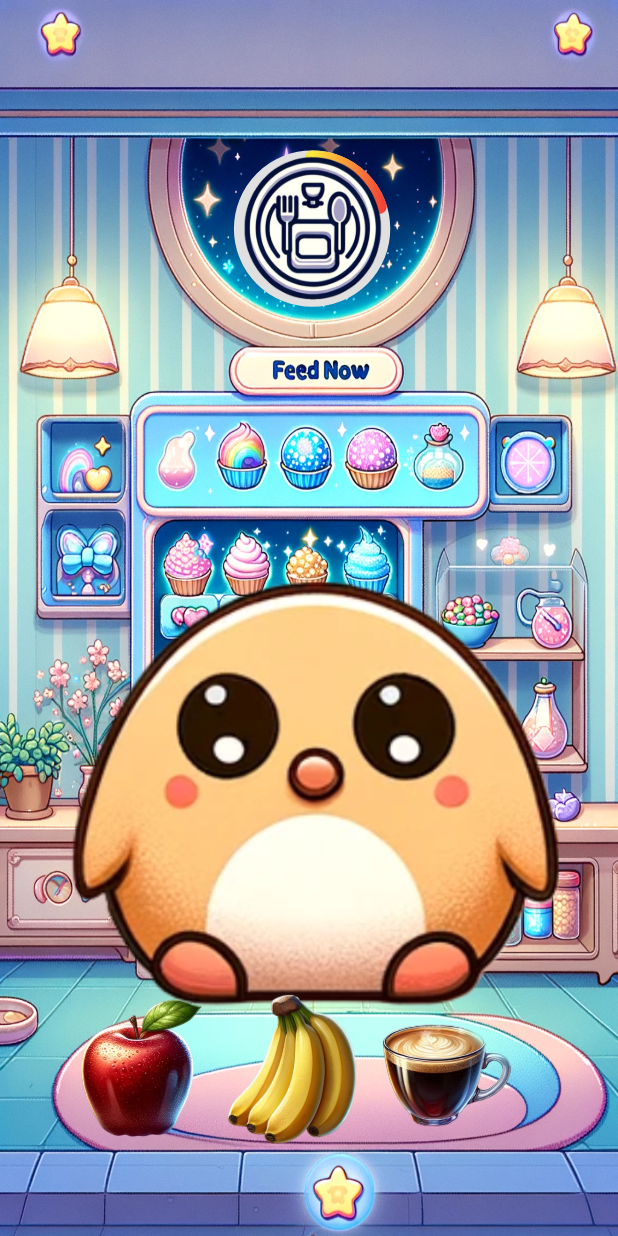
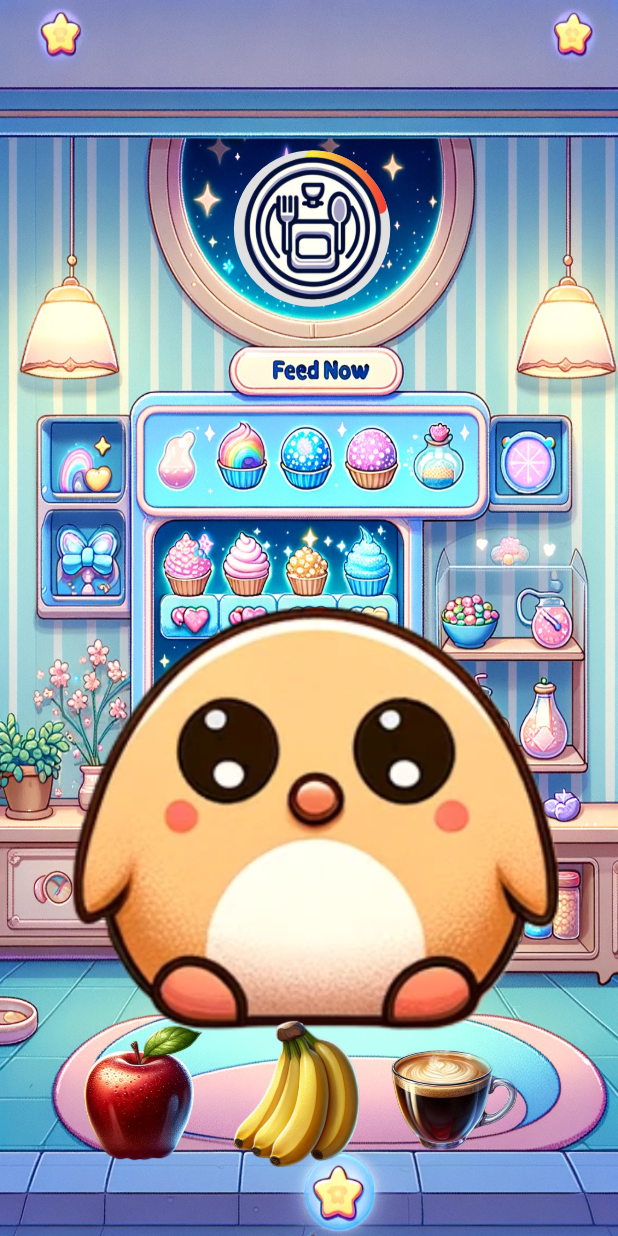
Before and after one commit to SidorinSergei/Tamagothi, a Flutter app: the FoodPage screen opened directly, on a phone screen of 412 x 824 dp. Run offline on Flutter 3.47's test engine with Material 3 defaults, Android fonts, the phone set to English and light mode, and no system bars.

Commit message:
Update page_food.dart with new features

```diff
--- a/lib/view/page/page_food.dart
+++ b/lib/view/page/page_food.dart
@@ -2,12 +2,13 @@ import 'package:flutter/cupertino.dart';
 import 'package:flutter/material.dart';
 import 'package:tamagothi/view/widgets/scale.dart';
 
-// Модель - содержит данные и бизнес-логику
+// Модель
 class FoodPageModel {
   final String petSkin;
   double foodValue;
 
   FoodPageModel({required this.petSkin, required this.foodValue});
+
   void addFood(double value) {
     foodValue += value;
     if (foodValue > 100) foodValue = 100;
@@ -39,9 +40,10 @@ class _FoodPageState extends State<FoodPage> {
         child: Center(
           child: Stack(
             children: <Widget>[
+              // Питомец
               Positioned(
                 left: screenSize.width * 0.095,
-                top: screenSize.height * 0.23,
+                top: screenSize.height * 0.25,
                 child: Image.asset(
                   widget.model.petSkin,
                   width: screenSize.width * 0.83,
@@ -59,10 +61,9 @@ class _FoodPageState extends State<FoodPage> {
                   height: screenSize.height * 0.23,
                 ),
               ),
-              // Прокручиваемый список еды
               Positioned(
                 left: screenSize.width * 0.1,
-                top: screenSize.height * 0.8,
+                top: screenSize.height * 0.82,
                 width: screenSize.width * 0.8,
                 height: screenSize.height * 0.13,
                 child: ListView(
@@ -80,7 +81,7 @@ class _FoodPageState extends State<FoodPage> {
                       imagePath: 'assets/images/food_2.png',
                       onFoodTap: () {
                         setState(() {
-                          widget.model.addFood(10);
+                          widget.model.addFood(8);
                         });
                       },
                     ),
@@ -88,7 +89,7 @@ class _FoodPageState extends State<FoodPage> {
                       imagePath: 'assets/images/food_3.png',
                       onFoodTap: () {
                         setState(() {
-                          widget.model.addFood(12);
+                          widget.model.addFood(10);
                         });
                       },
                     ),
@@ -96,7 +97,7 @@ class _FoodPageState extends State<FoodPage> {
                       imagePath: 'assets/images/food_4.png',
                       onFoodTap: () {
                         setState(() {
-                          widget.model.addFood(14);
+                          widget.model.addFood(12);
                         });
                       },
                     ),
@@ -104,7 +105,7 @@ class _FoodPageState extends State<FoodPage> {
                       imagePath: 'assets/images/food_5.png',
                       onFoodTap: () {
                         setState(() {
-                          widget.model.addFood(16);
+                          widget.model.addFood(14);
                         });
                       },
                     ),
@@ -130,7 +131,7 @@ class FoodItem extends StatelessWidget {
     return GestureDetector(
       onTap: onFoodTap,
       child: Padding(
-        padding: EdgeInsets.all(1.0),
+        padding: EdgeInsets.all(2.0),
         child: Image.asset(
           imagePath,
           width: 100,
```
